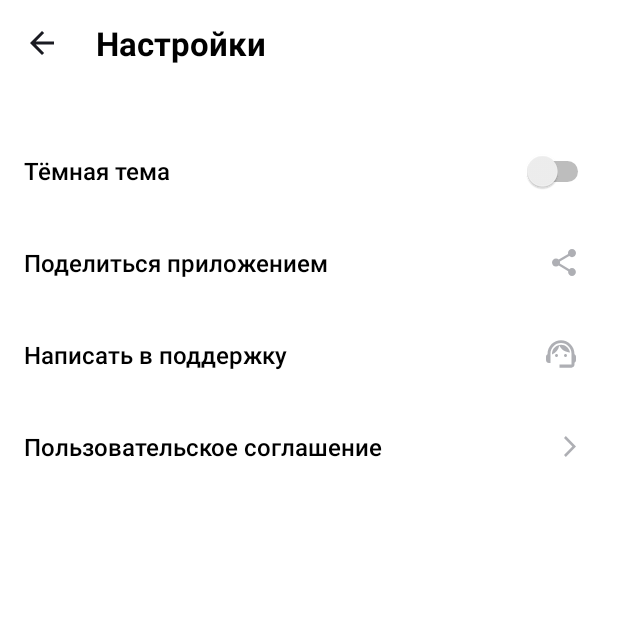
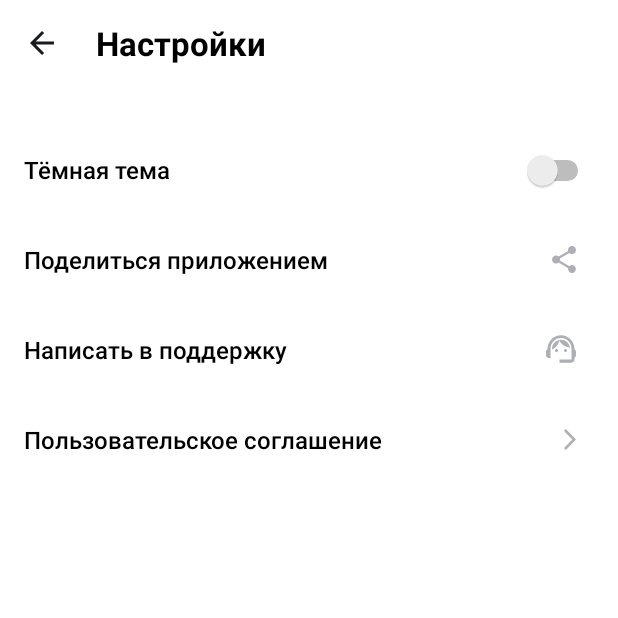
Before and after one commit to AleksandrRegulus/PlaylistMaker, an Android app: the SettingsActivity screen opened directly, with no data from a screen before it, on a phone screen of 412 x 824 dp, the top half of it. Run offline under Robolectric (Android 15) with nearby library versions, the phone set to English and light mode, and no system bars.

Commit message:
первая домашка 2

```diff
--- a/app/src/main/res/layout/activity_settings.xml
+++ b/app/src/main/res/layout/activity_settings.xml
@@ -18,8 +18,8 @@
 
         <ImageView
             android:id="@+id/btn_back"
-            android:layout_width="16dp"
-            android:layout_height="16dp"
+            android:layout_width="@dimen/settings_image_view_size"
+            android:layout_height="@dimen/settings_image_view_size"
             android:layout_gravity="center_vertical"
             android:background="@drawable/arrow_left"
             tools:ignore="ContentDescription" />
@@ -43,16 +43,16 @@
 
         <Switch
             android:layout_width="match_parent"
-            android:layout_height="61dp"
+            android:layout_height="@dimen/settings_buttons_height"
             android:fontFamily="sans-serif-medium"
             android:text="@string/dark_theme"
             android:textColor="@color/black"
-            android:textSize="@dimen/settings_text_size"
+            android:textSize="@dimen/settings_buttons_text_size"
             tools:ignore="UseSwitchCompatOrMaterialXml" />
 
         <Button
             android:layout_width="match_parent"
-            android:layout_height="61dp"
+            android:layout_height="@dimen/settings_buttons_height"
             android:backgroundTint="@color/white"
             android:fontFamily="sans-serif-medium"
             android:insetTop="0dp"
@@ -63,7 +63,7 @@
             android:textAlignment="viewStart"
             android:textAllCaps="false"
             android:textColor="@color/black"
-            android:textSize="@dimen/settings_text_size"
+            android:textSize="@dimen/settings_buttons_text_size"
             android:textStyle="normal"
             app:cornerRadius="0dp"
             app:icon="@drawable/share_app"
@@ -73,7 +73,7 @@
 
         <Button
             android:layout_width="match_parent"
-            android:layout_height="61dp"
+            android:layout_height="@dimen/settings_buttons_height"
             android:backgroundTint="@color/white"
             android:fontFamily="sans-serif-medium"
             android:insetTop="0dp"
@@ -84,7 +84,7 @@
             android:textAlignment="viewStart"
             android:textAllCaps="false"
             android:textColor="@color/black"
-            android:textSize="@dimen/settings_text_size"
+            android:textSize="@dimen/settings_buttons_text_size"
             android:textStyle="normal"
             app:cornerRadius="0dp"
             app:icon="@drawable/support"
@@ -94,7 +94,7 @@
 
         <Button
             android:layout_width="match_parent"
-            android:layout_height="61dp"
+            android:layout_height="@dimen/settings_buttons_height"
             android:backgroundTint="@color/white"
             android:fontFamily="sans-serif-medium"
             android:insetTop="0dp"
@@ -105,7 +105,7 @@
             android:textAlignment="viewStart"
             android:textAllCaps="false"
             android:textColor="@color/black"
-            android:textSize="@dimen/settings_text_size"
+            android:textSize="@dimen/settings_buttons_text_size"
             android:textStyle="normal"
             app:cornerRadius="0dp"
             app:icon="@drawable/bracket_right"
--- a/app/src/main/res/values/dimens.xml
+++ b/app/src/main/res/values/dimens.xml
@@ -1,6 +1,13 @@
 <?xml version="1.0" encoding="utf-8"?>
 <resources>
+    <dimen name="main_buttons_margin_top">16dp</dimen>
+    <dimen name="main_buttons_radius">10dp</dimen>
+    <dimen name="main_buttons_text_size">22sp</dimen>
+
+    <dimen name="settings_buttons_height">60dp</dimen>
+    <dimen name="settings_buttons_text_size">16sp</dimen>
+    <dimen name="settings_image_view_size">16dp</dimen>
+
+    <dimen name="icons_padding">10dp</dimen>
     <dimen name="medium_padding">16dp</dimen>
-    <dimen name="settings_text_size">16sp</dimen>
-    <dimen name="buttons_text_size">22sp</dimen>
 </resources>
```
Also changed, not shown: app/src/main/res/layout/activity_main.xml (+11 -12 lines).
